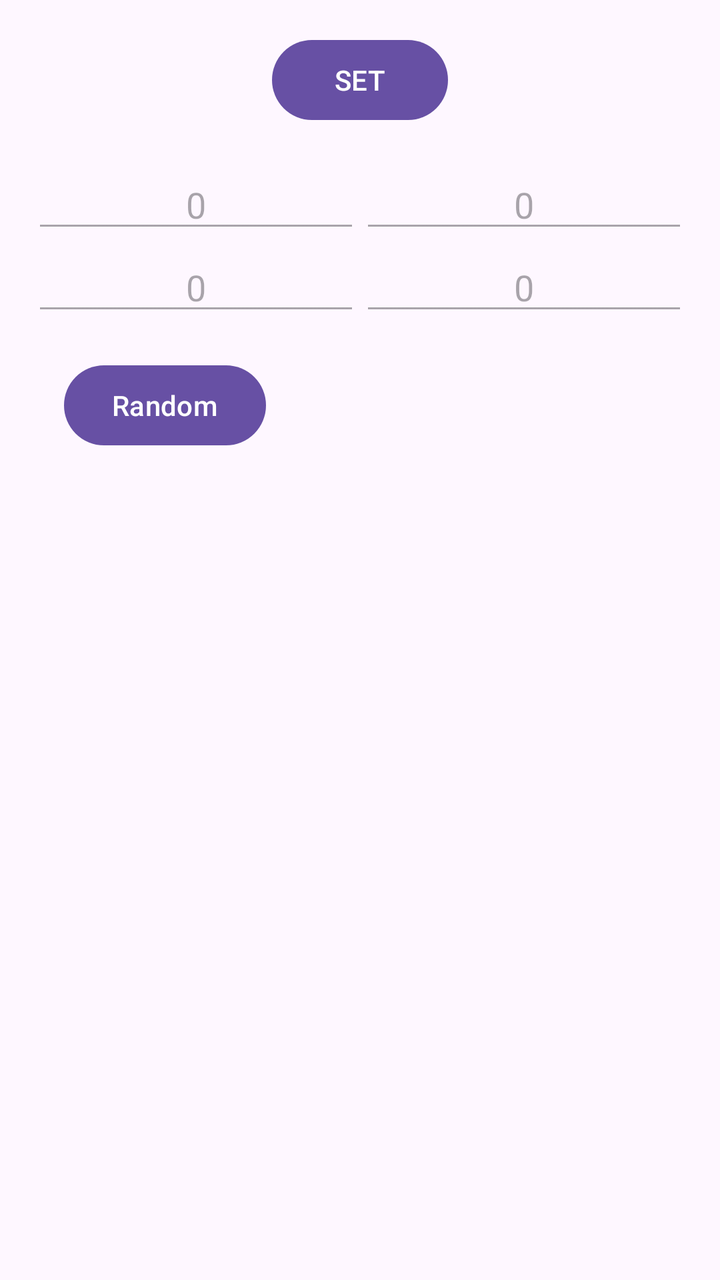
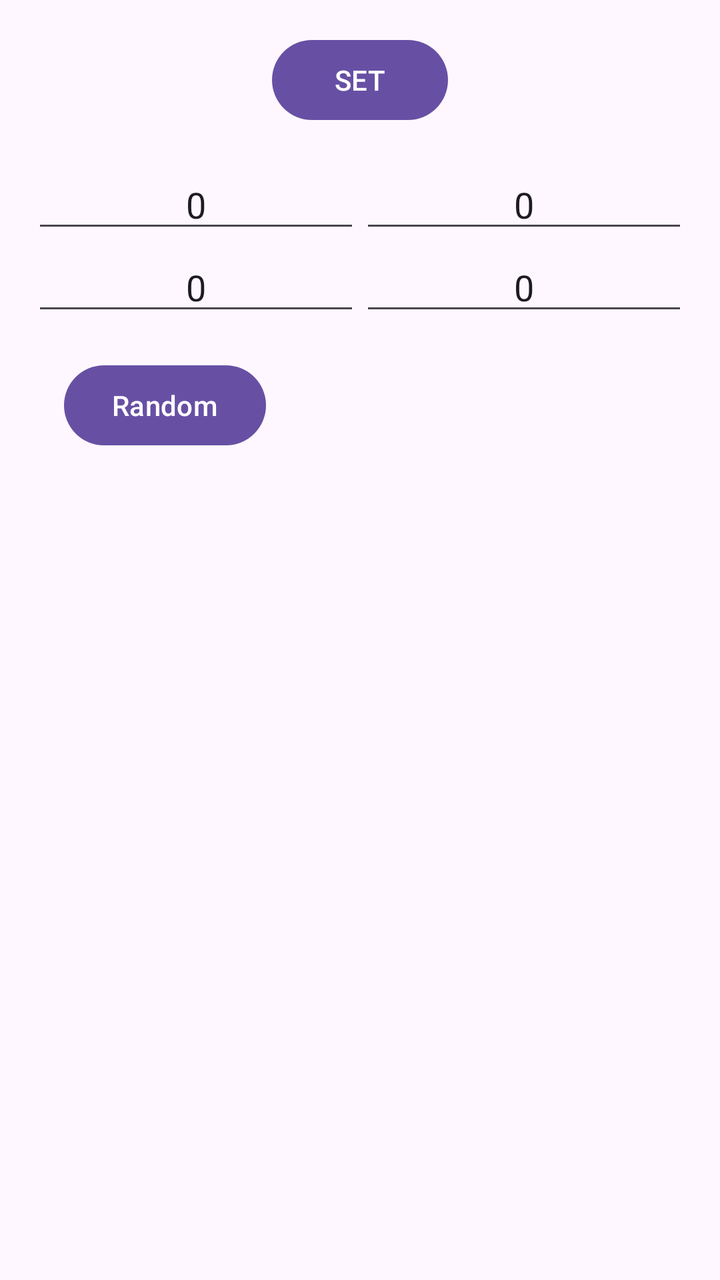

Screens rendered from an Android XML layout before and after an edit, with the pre-edit source and the edit as a unified diff.
<!-- AndroidManifest.xml: application theme Theme.PracticalTest01Var07 -->
<!-- res/layout/activity_practical_test01_var07_main.xml -->
<?xml version="1.0" encoding="utf-8"?>
<LinearLayout xmlns:android="http://schemas.android.com/apk/res/android"
    android:layout_width="match_parent"
    android:layout_height="match_parent"
    android:orientation="vertical"
    android:fitsSystemWindows="true"
    android:padding="16dp">

    <Button
        android:id="@+id/set_button"
        android:layout_width="wrap_content"
        android:layout_height="wrap_content"
        android:layout_gravity="center"
        android:layout_marginBottom="16dp"
        android:text="SET" />

    <LinearLayout
        android:layout_width="match_parent"
        android:layout_height="wrap_content"
        android:orientation="horizontal"
        android:weightSum="2">

        <EditText
            android:id="@+id/first_num"
            android:layout_width="0dp"
            android:layout_height="wrap_content"
            android:layout_weight="1"
            android:enabled="false"
            android:saveEnabled="false"
            android:gravity="center"
            android:text="0" />

        <EditText
            android:id="@+id/second_num"
            android:layout_width="0dp"
            android:layout_height="wrap_content"
            android:layout_weight="1"
            android:enabled="false"
            android:saveEnabled="false"
            android:gravity="center"
            android:text="0" />

    </LinearLayout>
    <LinearLayout
        android:layout_width="match_parent"
        android:layout_height="wrap_content"
        android:orientation="horizontal"
        android:weightSum="2">

        <EditText
            android:id="@+id/third_num"
            android:layout_width="0dp"
            android:layout_height="wrap_content"
            android:layout_weight="1"
            android:enabled="false"
            android:saveEnabled="false"
            android:gravity="center"
            android:text="0" />

        <EditText
            android:id="@+id/fourth_num"
            android:layout_width="0dp"
            android:layout_height="wrap_content"
            android:layout_weight="1"
            android:enabled="false"
            android:saveEnabled="false"
            android:gravity="center"
            android:text="0" />

    </LinearLayout>
    <LinearLayout
        android:layout_width="match_parent"
        android:layout_height="match_parent"
        android:orientation="vertical"
        android:fitsSystemWindows="true"
        android:padding="16dp">

        <Button
            android:id="@+id/random_button"
            android:layout_width="wrap_content"
            android:layout_height="wrap_content"
            android:layout_gravity="start"
            android:layout_marginBottom="16dp"
            android:text="Random" />

    </LinearLayout>


</LinearLayout>
<!-- resources referenced by this layout -->
<resources>
  <style name="Theme.PracticalTest01Var07" parent="Base.Theme.PracticalTest01Var07" />
  <style name="Base.Theme.PracticalTest01Var07" parent="Theme.Material3.DayNight.NoActionBar">
          
          
      </style>
</resources>

<!-- the commit's change to res/layout/activity_practical_test01_var07_main.xml (unified diff, before → after) -->
@@ -25,7 +25,6 @@
             android:layout_width="0dp"
             android:layout_height="wrap_content"
             android:layout_weight="1"
-            android:enabled="false"
             android:saveEnabled="false"
             android:gravity="center"
             android:text="0" />
@@ -35,7 +34,6 @@
             android:layout_width="0dp"
             android:layout_height="wrap_content"
             android:layout_weight="1"
-            android:enabled="false"
             android:saveEnabled="false"
             android:gravity="center"
             android:text="0" />
@@ -52,7 +50,6 @@
             android:layout_width="0dp"
             android:layout_height="wrap_content"
             android:layout_weight="1"
-            android:enabled="false"
             android:saveEnabled="false"
             android:gravity="center"
             android:text="0" />
@@ -62,7 +59,6 @@
             android:layout_width="0dp"
             android:layout_height="wrap_content"
             android:layout_weight="1"
-            android:enabled="false"
             android:saveEnabled="false"
             android:gravity="center"
             android:text="0" />
